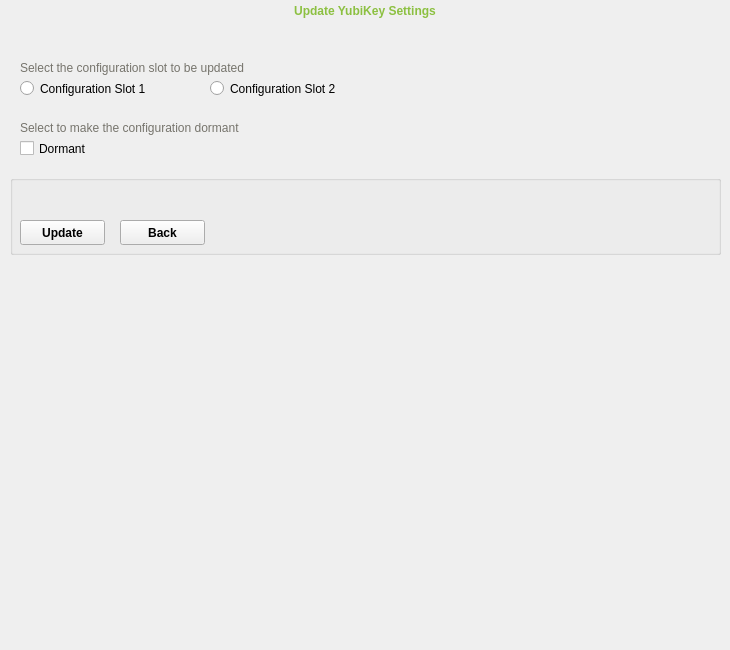
Yubico/yubikey-personalization-gui, file src/ui/settingpage.ui: the form before one commit.
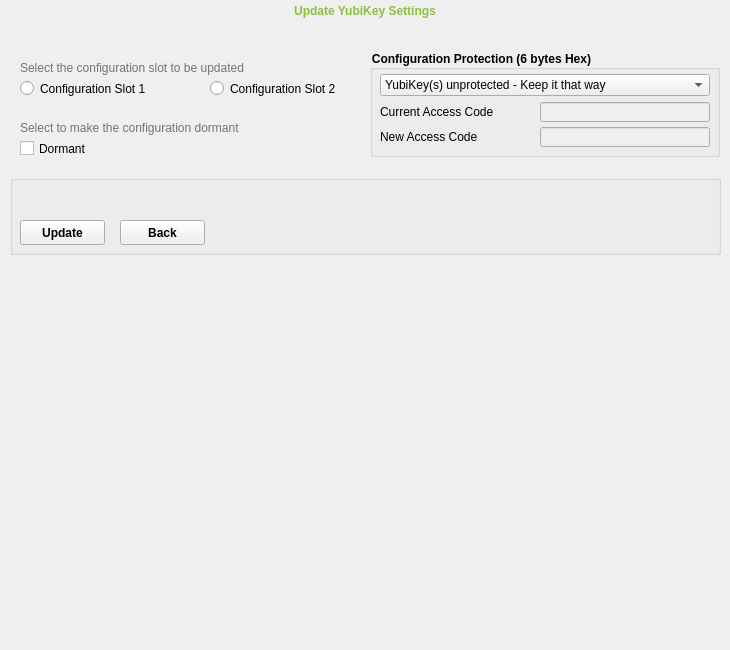
The form after the commit. Icons and pictures are not drawn.

Commit message: controls for setting/disabling access code on update

```diff
--- a/src/ui/settingpage.ui
+++ b/src/ui/settingpage.ui
@@ -1154,6 +1154,198 @@
      </property>
     </widget>
    </widget>
+   <widget class="QGroupBox" name="configProtectionBox">
+    <property name="geometry">
+     <rect>
+      <x>370</x>
+      <y>50</y>
+      <width>350</width>
+      <height>107</height>
+     </rect>
+    </property>
+    <property name="styleSheet">
+     <string notr="true">font-weight: bold;
+</string>
+    </property>
+    <property name="title">
+     <string>Configuration Protection (6 bytes Hex)</string>
+    </property>
+    <widget class="QComboBox" name="configProtectionCombo">
+     <property name="geometry">
+      <rect>
+       <x>10</x>
+       <y>24</y>
+       <width>330</width>
+       <height>22</height>
+      </rect>
+     </property>
+     <property name="styleSheet">
+      <string notr="true">font-weight: normal;</string>
+     </property>
+     <item>
+      <property name="text">
+       <string>YubiKey(s) unprotected - Keep it that way</string>
+      </property>
+     </item>
+     <item>
+      <property name="text">
+       <string>YubiKey(s) unprotected - Enable protection</string>
+      </property>
+     </item>
+     <item>
+      <property name="text">
+       <string>YubiKey(s) protected - Disable protection</string>
+      </property>
+     </item>
+     <item>
+      <property name="text">
+       <string>YubiKey(s) protected - Keep it that way</string>
+      </property>
+     </item>
+     <item>
+      <property name="text">
+       <string>YubiKey(s) protected - Change access code</string>
+      </property>
+     </item>
+    </widget>
+    <widget class="QLineEdit" name="currentAccessCodeTxt">
+     <property name="enabled">
+      <bool>false</bool>
+     </property>
+     <property name="geometry">
+      <rect>
+       <x>170</x>
+       <y>52</y>
+       <width>170</width>
+       <height>20</height>
+      </rect>
+     </property>
+     <property name="styleSheet">
+      <string notr="true">font-weight: normal;</string>
+     </property>
+     <property name="inputMask">
+      <string>hh hh hh hh hh hh; </string>
+     </property>
+     <property name="text">
+      <string>     </string>
+     </property>
+     <property name="maxLength">
+      <number>17</number>
+     </property>
+     <property name="cursorPosition">
+      <number>0</number>
+     </property>
+    </widget>
+    <widget class="QLabel" name="currentAccessCodeLbl">
+     <property name="geometry">
+      <rect>
+       <x>10</x>
+       <y>52</y>
+       <width>141</width>
+       <height>20</height>
+      </rect>
+     </property>
+     <property name="styleSheet">
+      <string notr="true">font-weight:normal;</string>
+     </property>
+     <property name="text">
+      <string>Current Access Code</string>
+     </property>
+    </widget>
+    <widget class="QLabel" name="newAccessCodeLbl">
+     <property name="geometry">
+      <rect>
+       <x>10</x>
+       <y>77</y>
+       <width>141</width>
+       <height>20</height>
+      </rect>
+     </property>
+     <property name="styleSheet">
+      <string notr="true">font-weight:normal;</string>
+     </property>
+     <property name="text">
+      <string>New Access Code</string>
+     </property>
+    </widget>
+    <widget class="QLineEdit" name="newAccessCodeTxt">
+     <property name="enabled">
+      <bool>false</bool>
+     </property>
+     <property name="geometry">
+      <rect>
+       <x>170</x>
+       <y>77</y>
+       <width>170</width>
+       <height>20</height>
+      </rect>
+     </property>
+     <property name="sizePolicy">
+      <sizepolicy hsizetype="Fixed" vsizetype="Fixed">
+       <horstretch>0</horstretch>
+       <verstretch>0</verstretch>
+      </sizepolicy>
+     </property>
+     <property name="styleSheet">
+      <string notr="true">font-weight: normal;</string>
+     </property>
+     <property name="inputMask">
+      <string>hh hh hh hh hh hh; </string>
+     </property>
+     <property name="text">
+      <string>     </string>
+     </property>
+     <property name="maxLength">
+      <number>17</number>
+     </property>
+     <property name="cursorPosition">
+      <number>0</number>
+     </property>
+    </widget>
+    <widget class="QPushButton" name="configProtectionHelpBtn">
+     <property name="geometry">
+      <rect>
+       <x>325</x>
+       <y>0</y>
+       <width>16</width>
+       <height>16</height>
+      </rect>
+     </property>
+     <property name="sizePolicy">
+      <sizepolicy hsizetype="Ignored" vsizetype="Ignored">
+       <horstretch>0</horstretch>
+       <verstretch>0</verstretch>
+      </sizepolicy>
+     </property>
+     <property name="cursor">
+      <cursorShape>PointingHandCursor</cursorShape>
+     </property>
+     <property name="contextMenuPolicy">
+      <enum>Qt::DefaultContextMenu</enum>
+     </property>
+     <property name="layoutDirection">
+      <enum>Qt::LeftToRight</enum>
+     </property>
+     <property name="autoFillBackground">
+      <bool>false</bool>
+     </property>
+     <property name="styleSheet">
+      <string notr="true">background-image: url(:/res/images/question.png);
+color: lightgray;
+border-radius: 10px;
+</string>
+     </property>
+     <property name="text">
+      <string/>
+     </property>
+     <property name="autoDefault">
+      <bool>false</bool>
+     </property>
+     <property name="default">
+      <bool>false</bool>
+     </property>
+    </widget>
+   </widget>
   </widget>
  </widget>
  <tabstops>
```
The commit also changes 2 other files.
